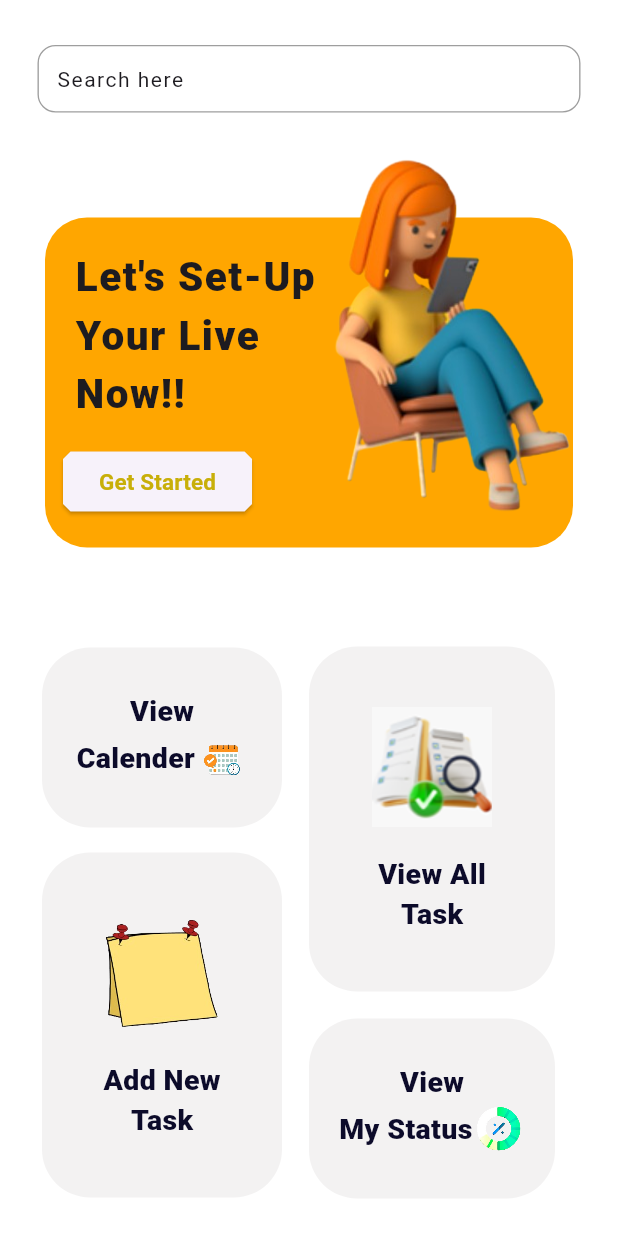
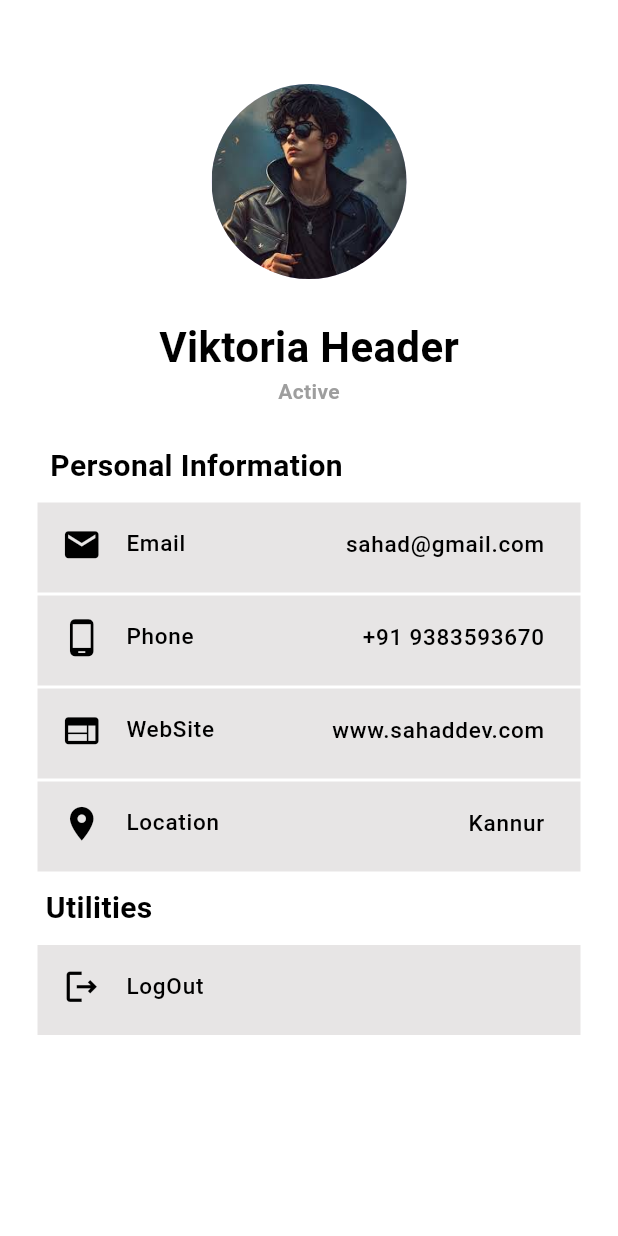
Before and after one commit to SahadMPP/todo_bloc_api_app, a Flutter app: the screen it shows after launch, on a phone screen of 412 x 824 dp. Run offline on Flutter 3.47's test engine with Material 3 defaults, Android fonts, the phone set to English and light mode, and no system bars; our stand-ins replace bloc, flutter_bloc, google_fonts.

Commit message:
done profile screen

```diff
--- a/lib/main.dart
+++ b/lib/main.dart
@@ -1,6 +1,6 @@
 import 'package:flutter/material.dart';
 import 'package:flutter_bloc/flutter_bloc.dart';
-import 'package:to_do/screens/home_m_.dart';
+import 'package:to_do/screens/profile_screen.dart';
 import 'package:to_do/task/task_bloc.dart';
 
 void main() {
@@ -17,7 +17,7 @@ class MyApp extends StatelessWidget {
       child: const MaterialApp(
         debugShowCheckedModeBanner: false,
         title: "todo",
-        home: HomeMain(),
+        home: ProfileScreen(),
       ),
     );
   }
--- /dev/null
+++ b/lib/screens/profile_screen.dart
@@ -0,0 +1,147 @@
+import 'package:flutter/material.dart';
+import 'package:google_fonts/google_fonts.dart';
+
+class ProfileScreen extends StatelessWidget {
+  const ProfileScreen({super.key});
+
+  @override
+  Widget build(BuildContext context) {
+    return Scaffold(
+        backgroundColor: Colors.white,
+        appBar: AppBar(
+          backgroundColor: Colors.white,
+        ),
+        body: SingleChildScrollView(
+          physics: const BouncingScrollPhysics(),
+          child: Column(
+            crossAxisAlignment: CrossAxisAlignment.center,
+            children: [
+              const CircleAvatar(
+                radius: 65,
+                backgroundImage: AssetImage('asset/images (10).jpg'),
+              ),
+              const SizedBox(height: 25),
+              Text(
+                'Viktoria Header',
+                style: GoogleFonts.aBeeZee(
+                  fontSize: 28,
+                  fontWeight: FontWeight.w600,
+                  color: Colors.black,
+                ),
+              ),
+              Text(
+                'Active',
+                style: GoogleFonts.aBeeZee(
+                  fontWeight: FontWeight.w600,
+                  color: Colors.grey,
+                ),
+              ),
+              const SizedBox(height: 25),
+              const BuildProfileHeading(heading: 'Personal Information'),
+              const SizedBox(height: 10),
+              const BuildProfielCard(
+                  title: 'Email',
+                  trallingText: "sahad@gmail.com",
+                  leadingIcon: Icons.email),
+              const SizedBox(height: 2),
+              const BuildProfielCard(
+                  title: 'Phone',
+                  trallingText: "+91 9383593670",
+                  leadingIcon: Icons.phone_android),
+              const SizedBox(height: 2),
+              const BuildProfielCard(
+                  title: 'WebSite',
+                  trallingText: "www.sahaddev.com",
+                  leadingIcon: Icons.web),
+              const SizedBox(height: 2),
+              const BuildProfielCard(
+                title: 'Location',
+                trallingText: "Kannur",
+                leadingIcon: Icons.place,
+              ),
+              const SizedBox(height: 10),
+              const Padding(
+                padding: EdgeInsets.only(right: 130),
+                child: BuildProfileHeading(heading: 'Utilities'),
+              ),
+              const SizedBox(height: 10),
+              const BuildProfielCard(
+                  title: 'LogOut', leadingIcon: Icons.logout_outlined),
+              const SizedBox(height: 70),
+            ],
+          ),
+        ));
+  }
+}
+
+class BuildProfileHeading extends StatelessWidget {
+  final String heading;
+  const BuildProfileHeading({
+    super.key,
+    required this.heading,
+  });
+
+  @override
+  Widget build(BuildContext context) {
+    return Padding(
+      padding: const EdgeInsets.only(right: 150),
+      child: Text(
+        heading,
+        style: GoogleFonts.aBeeZee(
+          fontSize: 20,
+          fontWeight: FontWeight.w600,
+          color: Colors.black,
+        ),
+      ),
+    );
+  }
+}
+
+class BuildProfielCard extends StatelessWidget {
+  final String title;
+  final String? trallingText;
+  final IconData leadingIcon;
+  const BuildProfielCard({
+    super.key,
+    required this.title,
+    this.trallingText,
+    required this.leadingIcon,
+  });
+
+  @override
+  Widget build(BuildContext context) {
+    return Padding(
+      padding: const EdgeInsets.only(left: 25, right: 25),
+      child: Container(
+        height: 60,
+        width: double.infinity,
+        color: const Color.fromARGB(255, 231, 229, 229),
+        child: ListTile(
+          leading: Icon(
+            leadingIcon,
+            size: 27,
+            color: Colors.black,
+          ),
+          title: Text(
+            title,
+            style: GoogleFonts.roboto(
+              fontSize: 15,
+              color: Colors.black,
+              fontWeight: FontWeight.w500,
+              letterSpacing: .5,
+            ),
+          ),
+          trailing: Text(
+            trallingText ?? '',
+            style: GoogleFonts.aBeeZee(
+              fontSize: 15,
+              color: Colors.black,
+              fontWeight: FontWeight.w500,
+              letterSpacing: .5,
+            ),
+          ),
+        ),
+      ),
+    );
+  }
+}
```
Also changed, not shown: asset/images (10).jpg (added), lib/screens/home_m.dart (renamed from lib/screens/home_m_.dart).
